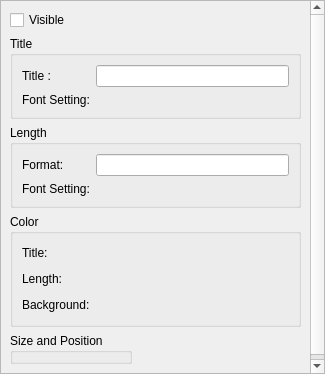
First picture: the form in libs/guicore/arrows/arrowslegendsettingeditwidget.ui, repository i-RIC/prepost-gui, before the edit.
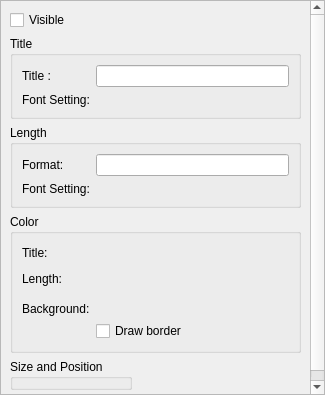
Second picture: the form after the edit. Custom widgets are drawn as their Qt base class.

Commit message: Add function to control whether to draw borders for legend

```diff
--- a/libs/guicore/arrows/arrowslegendsettingeditwidget.ui
+++ b/libs/guicore/arrows/arrowslegendsettingeditwidget.ui
@@ -7,7 +7,7 @@
     <x>0</x>
     <y>0</y>
     <width>325</width>
-    <height>374</height>
+    <height>395</height>
    </rect>
   </property>
   <property name="windowTitle">
@@ -37,10 +37,10 @@
         <x>0</x>
         <y>0</y>
         <width>323</width>
-        <height>372</height>
+        <height>393</height>
        </rect>
       </property>
-      <layout class="QVBoxLayout" name="verticalLayout_2" stretch="0,0,0,0,0,1">
+      <layout class="QVBoxLayout" name="verticalLayout_5" stretch="0,0,0,0,0,1">
        <item>
         <widget class="QCheckBox" name="visibleCheckBox">
          <property name="text">
@@ -179,13 +179,35 @@
            </layout>
           </item>
           <item row="2" column="0">
+           <layout class="QVBoxLayout" name="verticalLayout_2">
+            <item>
            <widget class="QLabel" name="backgroundColorLabel">
             <property name="text">
              <string>Background:</string>
             </property>
            </widget>
           </item>
+            <item>
+             <spacer name="verticalSpacer_2">
+              <property name="orientation">
+               <enum>Qt::Vertical</enum>
+              </property>
+              <property name="sizeType">
+               <enum>QSizePolicy::Minimum</enum>
+              </property>
+              <property name="sizeHint" stdset="0">
+               <size>
+                <width>20</width>
+                <height>18</height>
+               </size>
+              </property>
+             </spacer>
+            </item>
+           </layout>
+          </item>
           <item row="2" column="1">
+           <layout class="QVBoxLayout" name="verticalLayout_4">
+            <item>
            <layout class="QHBoxLayout" name="horizontalLayout_7">
             <item>
              <widget class="ColorEditWidget" name="backgroundColorWidget">
@@ -212,6 +234,15 @@
             </item>
            </layout>
           </item>
+            <item>
+             <widget class="QCheckBox" name="showBorderCheckBox">
+              <property name="text">
+               <string>Draw border</string>
+              </property>
+             </widget>
+            </item>
+           </layout>
+          </item>
          </layout>
         </widget>
        </item>
@@ -279,18 +310,18 @@
   </layout>
  </widget>
  <customwidgets>
-  <customwidget>
-   <class>TransparencyWidget</class>
-   <extends>QWidget</extends>
-   <header>guibase/widget/transparencywidget.h</header>
-   <container>1</container>
-  </customwidget>
   <customwidget>
    <class>ColorEditWidget</class>
    <extends>QLabel</extends>
    <header>guibase/widget/coloreditwidget.h</header>
    <container>1</container>
   </customwidget>
+  <customwidget>
+   <class>TransparencyWidget</class>
+   <extends>QWidget</extends>
+   <header>guibase/widget/transparencywidget.h</header>
+   <container>1</container>
+  </customwidget>
   <customwidget>
    <class>QFontEditWidget</class>
    <extends>QWidget</extends>
```
Left out of the diff: 2 changed lines with no effect on the pictures. Lines whose indentation alone changed are shown as unchanged. The commit also changes 53 other files.
